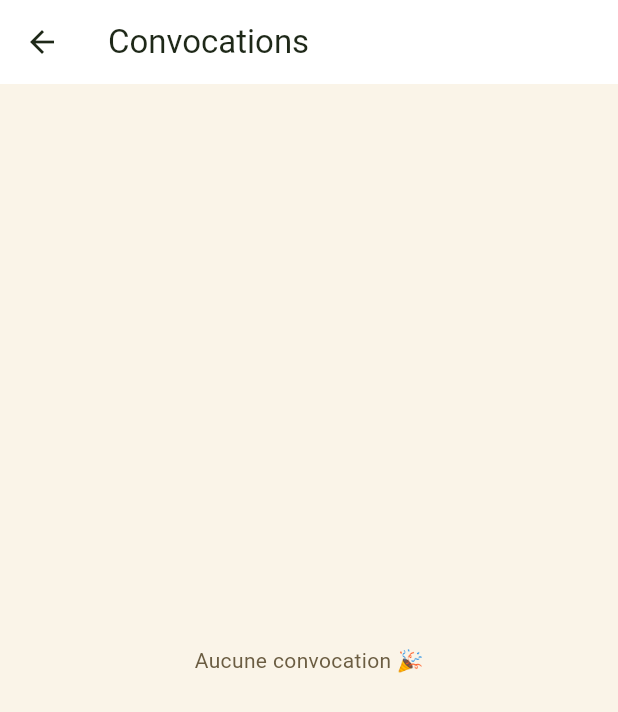
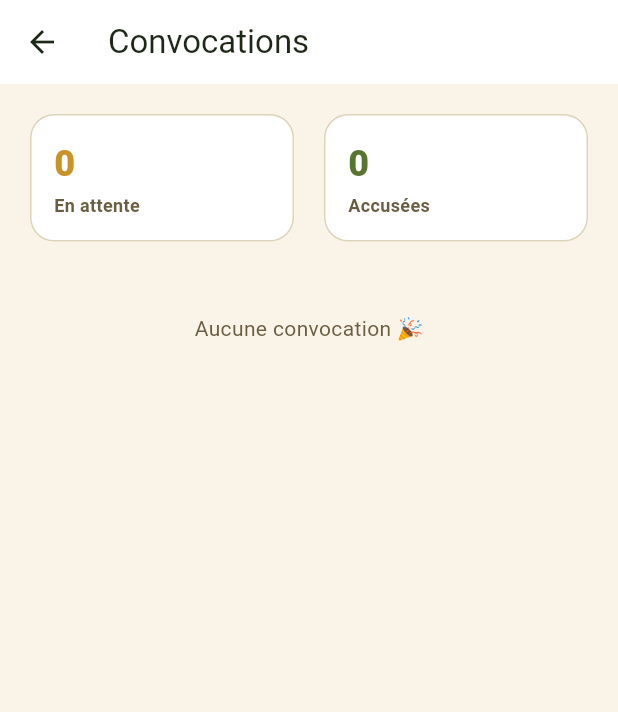
Before and after one commit to koarejustin/campus, a Flutter app: the ParentConvocationsScreen screen opened directly, on a phone screen of 412 x 824 dp. Shown: the top 712 px of the screen. Run offline on Flutter 3.47's test engine with Material 3 defaults, Android fonts, the phone set to English and light mode, and no system bars; drawn by our look-alikes of flutter_animate; our stand-ins replace file_picker, firebase_core, firebase_messaging, fl_chart, image_picker, shared_preferences and 1 more; missing offline and left inert: dart:html; accounts and stored records are empty; network calls fail.

Commit message:
Ajoute des compteurs sur Convocations cote parent (Flutter)
Meme trou que cote eleve (deja corrige) : l'ecran Convocations du
parent n'avait aucun recapitulatif alors que son ecran Absences en a
un. Ajoute 2 cartes (En attente / Accusees), calculees cote client a
partir de la liste deja chargee.

Co-Authored-By: Claude Sonnet 5 <noreply@anthropic.com>

```diff
--- a/mobile/lib/screens/parent/parent_convocations_screen.dart
+++ b/mobile/lib/screens/parent/parent_convocations_screen.dart
@@ -17,6 +17,9 @@ class _ParentConvocationsScreenState extends State<ParentConvocationsScreen> {
   bool _loading = true;
   List<dynamic> _convocations = [];
   final Set<dynamic> _accusing = {};
+
+  int get _nbEnAttente => _convocations.where((c) => c['statut'] != 'ACCUSE_RECU').length;
+  int get _nbAccusees => _convocations.where((c) => c['statut'] == 'ACCUSE_RECU').length;
 
   @override
   void initState() {
@@ -91,15 +94,45 @@ class _ParentConvocationsScreenState extends State<ParentConvocationsScreen> {
           ChildSwitcher(onChanged: _load),
           Expanded(
             child: _loading
-                ? const Padding(padding: EdgeInsets.all(16), child: SkeletonList(count: 4, itemHeight: 110))
-                : _convocations.isEmpty
-                    ? const Center(child: Text('Aucune convocation 🎉', style: TextStyle(color: kTextGray)))
+                ? ListView(
+                    padding: const EdgeInsets.all(16),
+                    children: const [
+                      Row(children: [
+                        Expanded(child: Skeleton(height: 78)),
+                        SizedBox(width: 12),
+                        Expanded(child: Skeleton(height: 78)),
+                      ]),
+                      SizedBox(height: 20),
+                      SkeletonList(count: 4, itemHeight: 110),
+                    ],
+                  )
                 : RefreshIndicator(
                     onRefresh: _load,
-                        child: ListView.builder(
+                    child: ListView(
                       padding: const EdgeInsets.all(16),
-                          itemCount: _convocations.length,
-                          itemBuilder: (context, i) {
+                      children: [
+                        Row(
+                          children: [
+                            Expanded(
+                              child: _countCard('En attente', _nbEnAttente, kAmber)
+                                  .animate().fadeIn(duration: 300.ms).slideY(begin: 0.2, end: 0, curve: Curves.easeOutCubic),
+                            ),
+                            const SizedBox(width: 12),
+                            Expanded(
+                              child: _countCard('Accusées', _nbAccusees, kGreen)
+                                  .animate(delay: 80.ms).fadeIn(duration: 300.ms).slideY(begin: 0.2, end: 0, curve: Curves.easeOutCubic),
+                            ),
+                          ],
+                        ),
+                        const SizedBox(height: 20),
+                        if (_convocations.isEmpty)
+                          const Padding(
+                            padding: EdgeInsets.symmetric(vertical: 24),
+                            child: Center(child: Text('Aucune convocation 🎉', style: TextStyle(color: kTextGray))),
+                          )
+                        else
+                          for (int i = 0; i < _convocations.length; i++)
+                            Builder(builder: (context) {
                               final c = _convocations[i];
                               final color = _periodeColor(c['periode']);
                               final accepte = c['statut'] == 'ACCUSE_RECU';
@@ -153,8 +186,9 @@ class _ParentConvocationsScreenState extends State<ParentConvocationsScreen> {
                                     ],
                                   ),
                                 ),
-                            ).animate().fadeIn(delay: (i * 70).ms, duration: 280.ms).slideY(begin: 0.08, end: 0, curve: Curves.easeOutCubic);
-                          },
+                              ).animate().fadeIn(delay: (150 + i * 70).ms, duration: 280.ms).slideY(begin: 0.08, end: 0, curve: Curves.easeOutCubic);
+                            }),
+                      ],
                     ),
                   ),
           ),
@@ -162,4 +196,25 @@ class _ParentConvocationsScreenState extends State<ParentConvocationsScreen> {
       ),
     );
   }
+
+  Widget _countCard(String label, int value, Color color) {
+    return Card(
+      child: Padding(
+        padding: const EdgeInsets.all(16),
+        child: Column(
+          crossAxisAlignment: CrossAxisAlignment.start,
+          children: [
+            TweenAnimationBuilder<double>(
+              tween: Tween(begin: 0, end: value.toDouble()),
+              duration: 700.ms,
+              curve: Curves.easeOutCubic,
+              builder: (context, v, _) => Text('${v.round()}', style: TextStyle(fontSize: 24, fontWeight: FontWeight.w900, color: color)),
+            ),
+            const SizedBox(height: 2),
+            Text(label, style: const TextStyle(fontSize: 12, color: kTextGray, fontWeight: FontWeight.w600)),
+          ],
+        ),
+      ),
+    );
   }
+}
```
Lines whose indentation alone changed are shown as unchanged.
